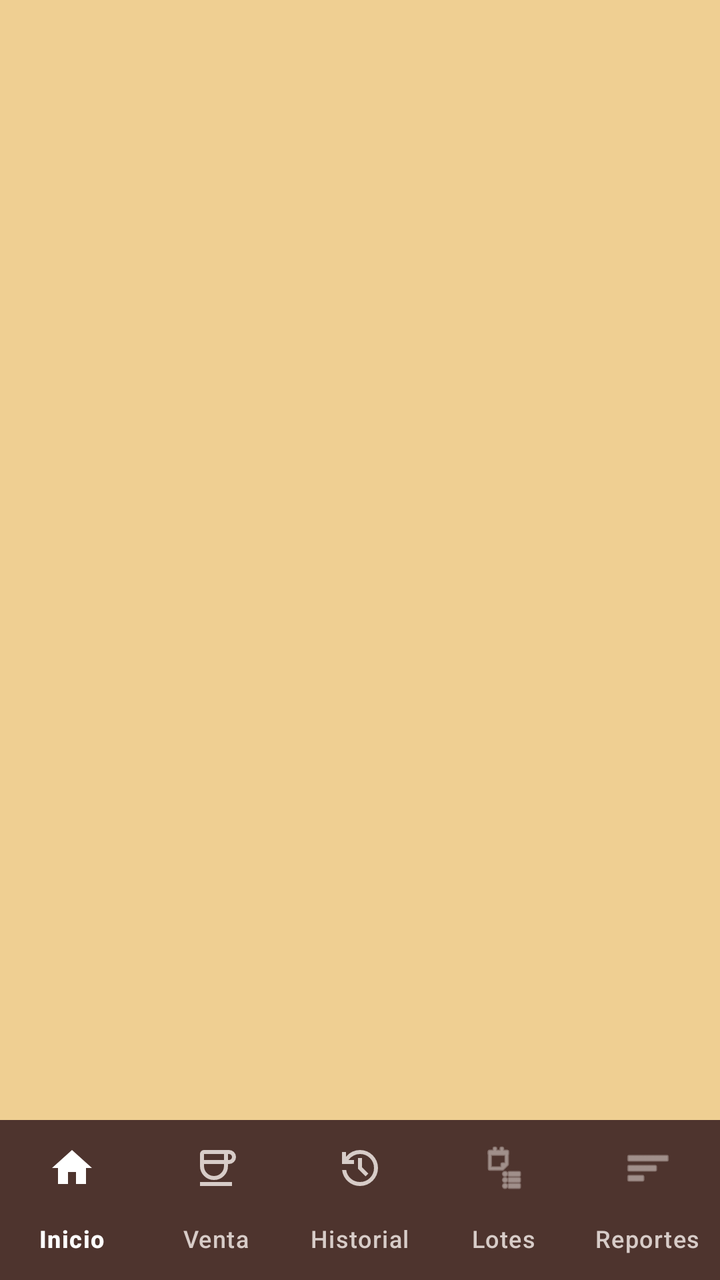
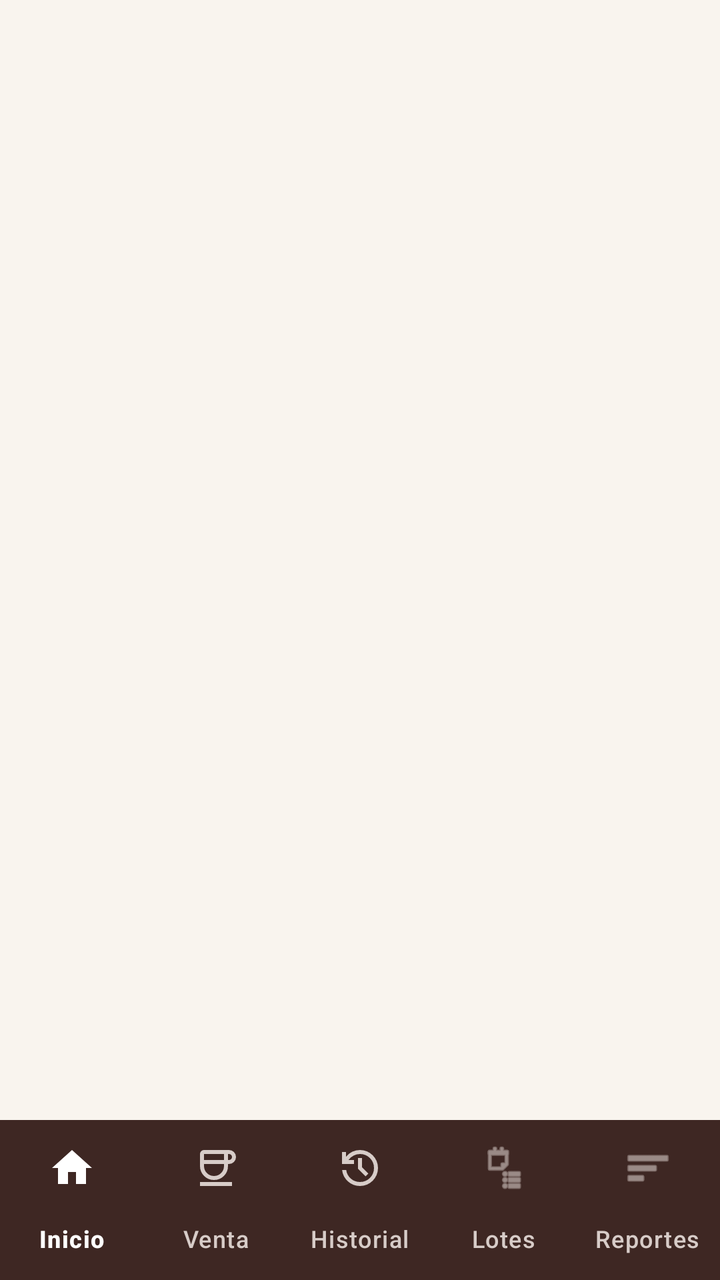

An Android layout rendered at two revisions. The XML below is the earlier revision; the diff shows what the commit changed to produce the second picture.
<!-- AndroidManifest.xml: application theme Theme.CajaiCafeAdministracion -->
<!-- res/layout/activity_main.xml -->
<?xml version="1.0" encoding="utf-8"?>
<LinearLayout xmlns:android="http://schemas.android.com/apk/res/android"
    xmlns:app="http://schemas.android.com/apk/res-auto"
    android:orientation="vertical"
    android:layout_width="match_parent"
    android:layout_height="match_parent"
    android:fitsSystemWindows="true"
    android:background="#EFCF92">

    <FrameLayout
        android:id="@+id/fragment_container"
        android:layout_width="match_parent"
        android:layout_height="0dp"
        android:layout_weight="1" />

    <com.google.android.material.bottomnavigation.BottomNavigationView
        android:id="@+id/bottom_navigation"
        android:layout_width="match_parent"
        android:layout_height="wrap_content"
        app:menu="@menu/bottom_nav_menu"
        app:itemIconTint="@color/selector_bottom_nav"
        app:itemTextColor="@color/selector_bottom_nav"
        app:labelVisibilityMode="labeled"
        android:background="#4E342E" />
</LinearLayout>
<!-- resources referenced by this layout -->
<resources>
  <style name="Theme.CajaiCafeAdministracion" parent="Base.Theme.CajaiCafeAdministracion" />
  <style name="Base.Theme.CajaiCafeAdministracion" parent="Theme.Material3.DayNight.NoActionBar">
          
          
      </style>
</resources>

<!-- the commit's change to res/layout/activity_main.xml (unified diff, before → after) -->
@@ -5,7 +5,7 @@
     android:layout_width="match_parent"
     android:layout_height="match_parent"
     android:fitsSystemWindows="true"
-    android:background="#EFCF92">
+    android:background="@color/fondo">
 
     <FrameLayout
         android:id="@+id/fragment_container"
@@ -21,5 +21,5 @@
         app:itemIconTint="@color/selector_bottom_nav"
         app:itemTextColor="@color/selector_bottom_nav"
         app:labelVisibilityMode="labeled"
-        android:background="#4E342E" />
+        android:background="@color/cafeProfundo" />
 </LinearLayout>
<!-- resource entries referenced after the edit -->
@@ -1,9 +1,36 @@
 <!-- resources referenced by this layout -->
 <resources>
+  <color name="cafeProfundo">#3E2723</color>
+  <color name="fondo">#F9F4EE</color>
   <style name="Theme.CajaiCafeAdministracion" parent="Base.Theme.CajaiCafeAdministracion" />
   <style name="Base.Theme.CajaiCafeAdministracion" parent="Theme.Material3.DayNight.NoActionBar">
+          <item name="colorPrimary">@color/marcaPrimario</item>
+          <item name="colorOnPrimary">@color/marcaSobrePrimario</item>
+          <item name="colorPrimaryContainer">@color/marcaContenedor</item>
+          <item name="colorOnPrimaryContainer">@color/marcaSobreContenedor</item>
+          <item name="colorSecondary">@color/marcaSecundario</item>
+          <item name="colorOnSecondary">@color/marcaSobrePrimario</item>
+          <item name="colorTertiary">@color/positivo</item>
+          <item name="android:colorBackground">@color/fondo</item>
+          <item name="colorOnBackground">@color/texto</item>
+          <item name="colorSurface">@color/superficie</item>
+          <item name="colorOnSurface">@color/texto</item>
+          <item name="colorOnSurfaceVariant">@color/textoSecundario</item>
+          <item name="colorOutline">@color/borde</item>
           
-          
+          <item name="android:statusBarColor">@color/cafeProfundo</item>
+          <item name="android:navigationBarColor">@color/cafeProfundo</item>
+          <item name="android:windowLightStatusBar">false</item>
       </style>
+  <color name="marcaPrimario">#6D4C41</color>
+  <color name="marcaSobrePrimario">#FFFFFF</color>
+  <color name="marcaContenedor">#F3E3D8</color>
+  <color name="marcaSobreContenedor">#2B1F1D</color>
+  <color name="marcaSecundario">#8D6E63</color>
+  <color name="positivo">#2E7D32</color>
+  <color name="texto">#2B1F1D</color>
+  <color name="superficie">#FFFFFF</color>
+  <color name="textoSecundario">#6F625C</color>
+  <color name="borde">#D7CCC8</color>
 </resources>
 
